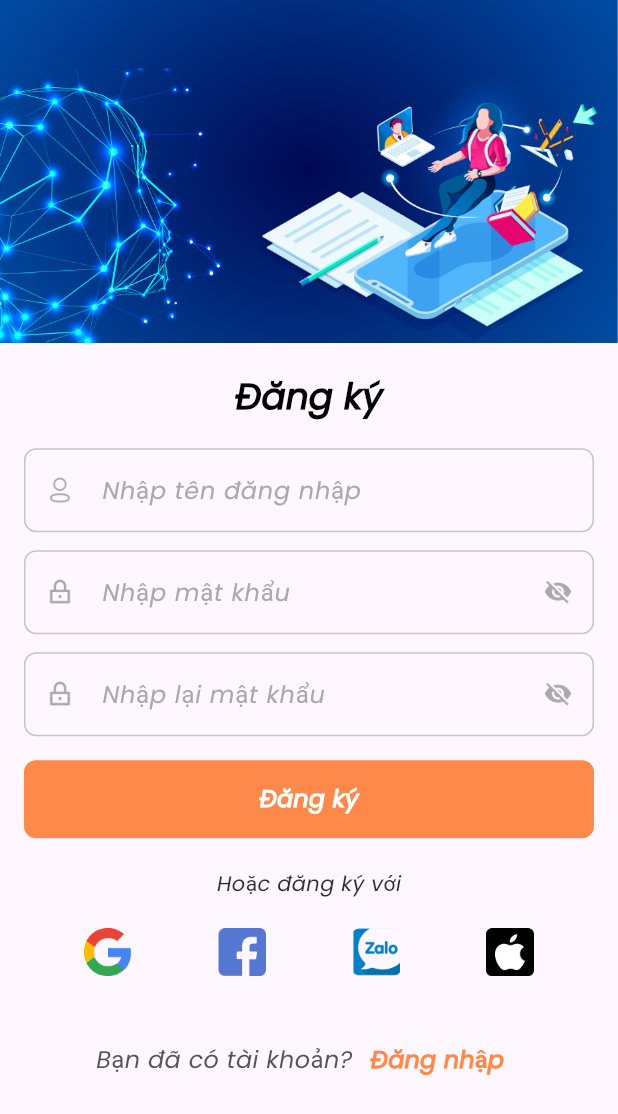
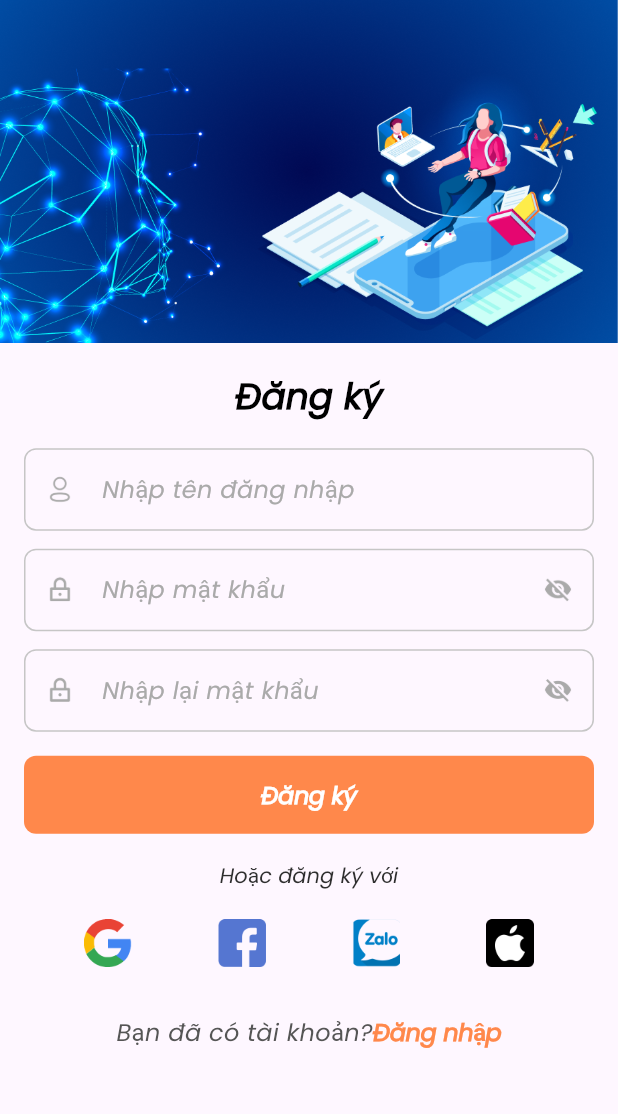
Before and after one commit to trungduc0310/FQAChallenge, a Flutter app: the screen it shows after launch, after a tap on "Đăng ký", on a phone screen of 412 x 824 dp. Shown: the top 1114 px of the screen. Run offline on Flutter 3.47's test engine with Material 3 defaults, Android fonts, the phone set to English and light mode, and no system bars; our stand-ins replace flutter_styled_toast, shared_preferences.

Commit message:
refactor theme app

```diff
--- a/lib/main.dart
+++ b/lib/main.dart
@@ -25,9 +25,16 @@ class MyApp extends StatelessWidget {
       theme: ThemeData(
           useMaterial3: true,
           primaryColor: Colors.white,
-          textTheme: const TextTheme(
-            titleLarge: TextStyles.textTitleScreenStyle,
-          )),
+          textTheme: TextTheme(
+              titleLarge: TextStyles.textSemiBold.copyWith(fontSize: 24),
+              titleMedium: TextStyles.textSemiBold.copyWith(fontSize: 17),
+              titleSmall: TextStyles.textSemiBold.copyWith(fontSize: 14),
+              displayLarge: TextStyles.textSemiBold.copyWith(fontSize: 16),
+              displayMedium: TextStyles.textMedium.copyWith(fontSize: 14),
+              displaySmall: TextStyles.textRegular.copyWith(fontSize: 14),
+              bodyLarge: TextStyles.textMedium.copyWith(fontSize: 14),
+              bodyMedium: TextStyles.textRegular.copyWith(fontSize: 16),
+              bodySmall: TextStyles.textRegular.copyWith(fontSize: 12), )),
       routes: {
         Strings.screenLogin: (context) => LoginPage(),
         Strings.screenRegister: (context) => RegisterPage(),
--- a/lib/resource/colors.dart
+++ b/lib/resource/colors.dart
@@ -1,16 +1,15 @@
-import 'dart:ui';
+import 'package:flutter/material.dart';
 
 class AppColors {
-  static const Color colorBackgroundDefault = Color(0xFFE5E5E5);
-  static const Color colorTextPrimary = Color(0xFF000000);
-  static const Color colorTextPrimaryInButton = Color(0xFFFFFFFF);
-  static const Color colorSecondaryText = Color(0xFF555555);
-  static const Color colorHigh1Text = Color(0xFF2E2E2E);
-  static const Color colorHigh2Text =Color(0xFF111826);
-  static const Color colorHigh3Text = Color(0xFFAAAAAA);
-  static const Color colorButtonPrimary = Color(0xFFFF884B);
-  static const Color colorTabUnSelected = Color(0xFF8E8E8E);
-  static const Color colorErrorPrimary =Color(0xFFFF3B30);
-  static const Color colorBorderTextField = Color(0xFFC6C6C6);
-
+  static const Color grayE5 = Color(0xFFE5E5E5);
+  static const Color black00 = Color(0xFF000000);
+  static const Color white = Colors.white;
+  static const Color gray55 = Color(0xFF555555);
+  static const Color gray2E = Color(0xFF2E2E2E);
+  static const Color blue26 = Color(0xFF111826);
+  static const Color grayAA = Color(0xFFAAAAAA);
+  static const Color orange4B = Color(0xFFFF884B);
+  static const Color gray8E = Color(0xFF8E8E8E);
+  static const Color red30 = Color(0xFFFF3B30);
+  static const Color grayC6 = Color(0xFFC6C6C6);
 }
--- a/lib/resource/text_style.dart
+++ b/lib/resource/text_style.dart
@@ -1,52 +1,20 @@
 import 'package:flutter/material.dart';
-import 'package:fqa_challenge/resource/colors.dart';
 
 class TextStyles {
-  static const TextStyle textTitleScreenStyle = TextStyle(
+
+  static const TextStyle textBold = TextStyle(
+      fontWeight: FontWeight.w900,
+      fontFamily: 'Poppins');
+
+  static const TextStyle textSemiBold = TextStyle(
       fontWeight: FontWeight.w600,
-      fontFamily: 'Poppins',
-      fontSize: 24);
+      fontFamily: 'Poppins');
 
-  static const TextStyle textContent1Style = TextStyle(
-      color: AppColors.colorSecondaryText,
-      fontWeight: FontWeight.w300,
-      fontFamily: 'Poppins',
-      fontSize: 16);
+  static const TextStyle textMedium = TextStyle(
+      fontWeight: FontWeight.w500,
+      fontFamily: 'Poppins');
 
-  static const TextStyle textContentOnButtonPrimary = TextStyle(
-      color: Colors.white,
-      fontWeight: FontWeight.w600,
-      fontFamily: 'Poppins',
-      fontSize: 16);
-
-  static const TextStyle textContentInputTextPrimary = TextStyle(
-      fontSize: 16,
-      fontFamily: 'Poppins',
+  static const TextStyle textRegular = TextStyle(
       fontWeight: FontWeight.w400,
-      color: AppColors.colorTextPrimary);
-
-  static const TextStyle textContentSubFunction = TextStyle(
-      fontSize: 14,
-      fontFamily: 'Poppins',
-      fontWeight: FontWeight.w400,
-      color: AppColors.colorHigh1Text);
-
-  static const TextStyle textActionPrimary = TextStyle(
-      color: AppColors.colorButtonPrimary,
-      fontFamily: 'Poppins',
-      fontWeight: FontWeight.w600,
-      fontSize: 16);
-
-  static const TextStyle textDirectoryToAction = TextStyle(
-      color: AppColors.colorSecondaryText,
-      fontFamily: 'Poppins',
-      fontWeight: FontWeight.w400,
-      fontSize: 16);
-
-  static const TextStyle textErrorSignOnToast = TextStyle(
-      color: Colors.white,
-      fontFamily: 'Poppins',
-      fontWeight: FontWeight.w500,
-      fontSize: 16);
-
+      fontFamily: 'Poppins');
 }
--- a/lib/screen/home/home_screen.dart
+++ b/lib/screen/home/home_screen.dart
@@ -28,7 +28,7 @@ class _HomePageState extends State<HomePage> {
   @override
   Widget build(BuildContext context) {
     return Scaffold(
-      backgroundColor: AppColors.colorBackgroundDefault,
+      backgroundColor: AppColors.grayE5,
       appBar: AppBar(toolbarHeight: 0),
       body: _listTab[_selectTab],
       bottomNavigationBar: BottomNavigationBar(
@@ -63,8 +63,8 @@ class _HomePageState extends State<HomePage> {
         ],
         currentIndex: _selectTab,
         onTap: _onItemTapped,
-        selectedItemColor: AppColors.colorButtonPrimary,
-        unselectedItemColor: AppColors.colorTabUnSelected,
+        selectedItemColor: AppColors.orange4B ,
+        unselectedItemColor: AppColors.gray8E,
         showUnselectedLabels: true,
         showSelectedLabels: true,
         selectedFontSize: 12,
--- a/lib/screen/home/question_list/question_list_screen.dart
+++ b/lib/screen/home/question_list/question_list_screen.dart
@@ -16,7 +16,14 @@ class _QuestionListPageState extends State<QuestionListPage> {
       children: [
         const HeaderListQuestion(),
         const ListTopMember(),
-
+        Expanded(
+          child: ListView.builder(
+            itemBuilder: (context, position) {
+              return Text('Name');
+            },
+            itemCount: 1,
+          ),
+        )
       ],
     );
   }
--- a/lib/screen/login/login_screen.dart
+++ b/lib/screen/login/login_screen.dart
@@ -29,17 +29,17 @@ class _LoginPageState extends State<LoginPage> {
   void initState() {
     super.initState();
     widget._bloc.loginStreamController.stream.listen((event) {
-      if(event){
+      if (event) {
         Navigator.pushNamed(context, Strings.screenHome);
       }
-    },
-        onError: (error) {
+    }, onError: (error) {
       AppToast.showErrorToast(context, error);
     });
   }
 
   @override
   Widget build(BuildContext context) {
+    var textTheme = Theme.of(context).textTheme;
     return Scaffold(
       body: SingleChildScrollView(
         child: Column(
@@ -94,9 +94,9 @@ class _LoginPageState extends State<LoginPage> {
             const SizedBox(
               height: 20,
             ),
-            const Text(
+            Text(
               Strings.contentOtherLoginChoice,
-              style: TextStyles.textContentSubFunction,
+              style: textTheme.displaySmall!.copyWith(color: AppColors.gray2E),
             ),
             const SizedBox(
               height: 20,
@@ -159,20 +159,22 @@ class FDirectorToRegister extends StatelessWidget {
 
   @override
   Widget build(BuildContext context) {
+    var textTheme = Theme.of(context).textTheme;
     return Row(
       mainAxisAlignment: MainAxisAlignment.center,
       children: [
-        const Text(
+        Text(
           Strings.contentQuestionToRegister,
-          style: TextStyles.textDirectoryToAction,
+          style: textTheme.bodyMedium!.copyWith(color: AppColors.gray55),
         ),
-        TextButton(
-            onPressed: () {
+        InkWell(
+            onTap: () {
               onActionToRegister();
             },
-            child: const Text(
+            child: Text(
               Strings.contentActionGoToRegister,
-              style: TextStyles.textActionPrimary,
+              style:
+                  textTheme.displayLarge!.copyWith(color: AppColors.orange4B),
             ))
       ],
     );
--- a/lib/screen/register/register_screen.dart
+++ b/lib/screen/register/register_screen.dart
@@ -2,6 +2,7 @@ import 'package:flutter/material.dart';
 import 'package:fqa_challenge/screen/register/register_bloc.dart';
 import 'package:fqa_challenge/utils/toast_util.dart';
 
+import '../../resource/colors.dart';
 import '../../resource/strings.dart';
 import '../../resource/text_style.dart';
 import '../../widget/f_button_primary.dart';
@@ -34,6 +35,7 @@ class _RegisterPageState extends State<RegisterPage> {
 
   @override
   Widget build(BuildContext context) {
+    var textTheme = Theme.of(context).textTheme;
     return Scaffold(
       body: SingleChildScrollView(
         child: Column(
@@ -108,9 +110,9 @@ class _RegisterPageState extends State<RegisterPage> {
             const SizedBox(
               height: 20,
             ),
-            const Text(
+            Text(
               Strings.contentOtherRegisterChoice,
-              style: TextStyles.textContentSubFunction,
+              style: textTheme.displaySmall!.copyWith(color: AppColors.gray2E),
             ),
             const SizedBox(
               height: 20,
@@ -179,20 +181,22 @@ class FDirectorToLogin extends StatelessWidget {
 
   @override
   Widget build(BuildContext context) {
+    var textTheme = Theme.of(context).textTheme;
+
     return Row(
       mainAxisAlignment: MainAxisAlignment.center,
       children: [
-        const Text(
+        Text(
           Strings.contentQuestionToLogin,
-          style: TextStyles.textDirectoryToAction,
+          style: textTheme.bodyMedium!.copyWith(color: AppColors.gray55),
         ),
-        TextButton(
-            onPressed: () {
+        InkWell(
+            onTap: () {
               onActionToLogin();
             },
-            child: const Text(
+            child: Text(
               Strings.contentActionGoToLogin,
-              style: TextStyles.textActionPrimary,
+              style: textTheme.displayLarge!.copyWith(color: AppColors.orange4B),
             ))
       ],
     );
--- a/lib/widget/f_button_primary.dart
+++ b/lib/widget/f_button_primary.dart
@@ -1,7 +1,6 @@
 import 'package:flutter/material.dart';
 
 import '../resource/colors.dart';
-import '../resource/text_style.dart';
 
 class FButtonPrimary extends StatelessWidget {
   const FButtonPrimary({
@@ -21,13 +20,13 @@ class FButtonPrimary extends StatelessWidget {
                 borderRadius: BorderRadius.all(Radius.circular(8)))),
             minimumSize: MaterialStatePropertyAll(Size(double.infinity, 52)),
             backgroundColor:
-            MaterialStatePropertyAll(AppColors.colorButtonPrimary)),
+            MaterialStatePropertyAll(AppColors.orange4B)),
         onPressed: () {
           onActionButton();
         },
         child: Text(
           labelButton,
-          style: TextStyles.textContentOnButtonPrimary,
+          style: Theme.of(context).textTheme.displayLarge!.copyWith(color: AppColors.white),
         ));
   }
 }
--- a/lib/widget/f_text_field_primary.dart
+++ b/lib/widget/f_text_field_primary.dart
@@ -24,13 +24,13 @@ class FTextFieldPrimary extends StatelessWidget {
   Widget build(BuildContext context) {
     var materialColor = MaterialStateColor.resolveWith((states) =>
         (states.contains(MaterialState.focused)
-            ? AppColors.colorTextPrimary
-            : AppColors.colorHigh3Text));
+            ? AppColors.black00
+            : AppColors.grayAA));
     return TextField(
       obscureText: usePassword ?? false,
       decoration: InputDecoration(
           hintText: hintText,
-          hintStyle: const TextStyle(color: AppColors.colorHigh3Text),
+          hintStyle: const TextStyle(color: AppColors.grayAA),
           focusedBorder: const FocusedBorderInputField(),
           enabledBorder: const DefaultBorderInputField(),
           suffixIcon: iconEnd,
@@ -43,8 +43,8 @@ class FTextFieldPrimary extends StatelessWidget {
           prefixIconColor: materialColor,
           suffixIconColor: materialColor),
       textInputAction: textInputAction,
-      cursorColor: AppColors.colorButtonPrimary,
-      style: TextStyles.textContentInputTextPrimary,
+      cursorColor: AppColors.orange4B,
+      style: Theme.of(context).textTheme.bodyMedium,
       controller: controller,
     );
   }
@@ -52,13 +52,12 @@ class FTextFieldPrimary extends StatelessWidget {
 
 class FocusedBorderInputField extends OutlineInputBorder {
   const FocusedBorderInputField(
-      {super.borderSide = const BorderSide(color: AppColors.colorButtonPrimary),
+      {super.borderSide = const BorderSide(color: AppColors.orange4B),
       super.borderRadius = const BorderRadius.all(Radius.circular(8))});
 }
 
 class DefaultBorderInputField extends OutlineInputBorder {
   const DefaultBorderInputField(
-      {super.borderSide =
-          const BorderSide(color: AppColors.colorBorderTextField),
+      {super.borderSide = const BorderSide(color: AppColors.grayC6),
       super.borderRadius = const BorderRadius.all(Radius.circular(8))});
 }
--- a/lib/widget/f_title_screen.dart
+++ b/lib/widget/f_title_screen.dart
@@ -11,7 +11,6 @@ class TitleScreen extends StatelessWidget {
     return Text(title,
         style: Theme.of(context)
             .textTheme
-            .titleLarge!
-            .copyWith(color: AppColors.colorTextPrimary));
+            .titleLarge!.copyWith(color: AppColors.black00));
   }
 }
--- a/lib/widget/f_toast_error_sign.dart
+++ b/lib/widget/f_toast_error_sign.dart
@@ -13,7 +13,7 @@ class FToastErrorSign extends StatelessWidget {
     return Container(
       margin: const EdgeInsets.symmetric(vertical: 6, horizontal: 16),
       decoration: const ShapeDecoration(
-          color: AppColors.colorErrorPrimary,
+          color: AppColors.red30,
           shape: RoundedRectangleBorder(
               borderRadius: BorderRadius.all(Radius.circular(8)))),
       child: Row(
@@ -28,7 +28,10 @@ class FToastErrorSign extends StatelessWidget {
           ),
           Text(
             messageError,
-            style: TextStyles.textErrorSignOnToast,
+            style: Theme.of(context)
+                .textTheme
+                .bodyLarge!
+                .copyWith(color: AppColors.white),
           )
         ],
       ),
--- a/pubspec.yaml
+++ b/pubspec.yaml
@@ -120,9 +120,9 @@ flutter:
         - asset: assets/fonts/svn_light.ttf
           weight: 100
         - asset: assets/fonts/svn_medium.ttf
+          weight: 500
+        - asset: assets/fonts/svn_regular.ttf
           weight: 400
-        - asset: assets/fonts/svn_regular.ttf
-          weight: 300
         - asset: assets/fonts/svn_poppins_italic.otf
         - asset: assets/fonts/svn_italic.ttf
           style: italic
```
